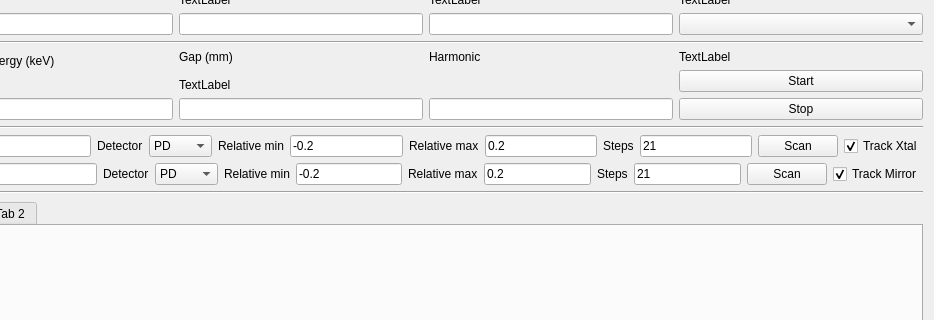
chemmatcars/XAnoS, file UI_Forms/Energy_Widget.ui: the form before one commit; both pictures show x 82 to 1016 and y 98 to 418 of the 1016 by 647 pixel window.
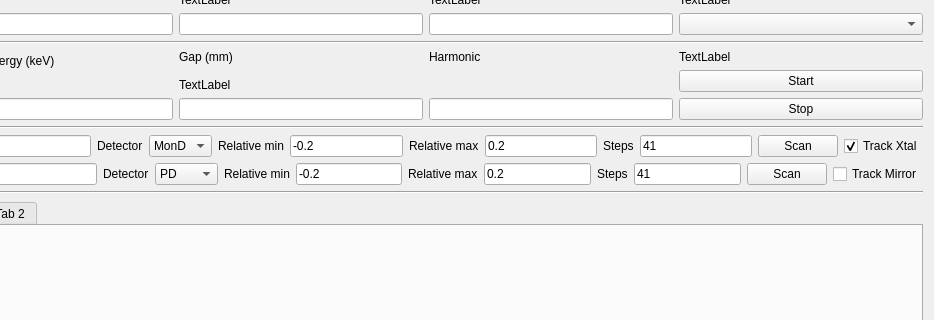
The form after the commit. Custom widgets are drawn as their Qt base class.

Commit message: updated Energy_Widget.py to wait for undulator to equilibrate, MCA_Widget.py and XAnoS_Collector.py scanner.py to make monitor_Diode as the transmission diode

```diff
--- a/UI_Forms/Energy_Widget.ui
+++ b/UI_Forms/Energy_Widget.ui
@@ -359,6 +359,11 @@
        </item>
        <item>
         <widget class="QComboBox" name="xtalDetectorComboBox">
+         <item>
+          <property name="text">
+           <string>MonD</string>
+          </property>
+         </item>
          <item>
           <property name="text">
            <string>PD</string>
@@ -419,7 +424,7 @@
        <item>
         <widget class="QLineEdit" name="xtalStepsLineEdit">
          <property name="text">
-          <string>21</string>
+          <string>41</string>
          </property>
         </widget>
        </item>
@@ -523,7 +528,7 @@
        <item>
         <widget class="QLineEdit" name="mirrorStepsLineEdit">
          <property name="text">
-          <string>21</string>
+          <string>41</string>
          </property>
         </widget>
        </item>
@@ -540,7 +545,7 @@
           <string>Track Mirror</string>
          </property>
          <property name="checked">
-          <bool>true</bool>
+          <bool>false</bool>
          </property>
         </widget>
        </item>
```
Left out of the diff: 5 changed lines with no effect on the pictures. The commit also changes 12 other files.
